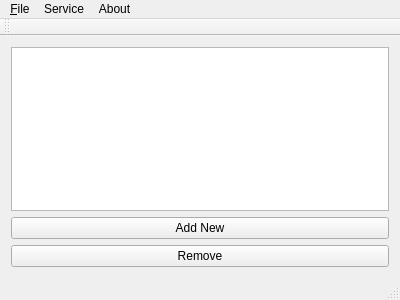
Above: src/mainwindow.ui from yastrov/qtTagManager before the change. Below: the same form after it.
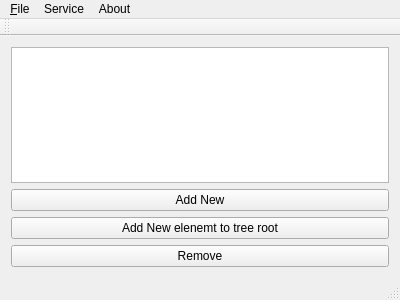
That is the form after the change.

Commit message: Button and context menu have been added for create new root element.

```diff
--- a/src/mainwindow.ui
+++ b/src/mainwindow.ui
@@ -25,6 +25,13 @@
       </property>
      </widget>
     </item>
+    <item>
+     <widget class="QPushButton" name="pushButton_AddNewToRoot">
+      <property name="text">
+       <string>Add New elenemt to tree root</string>
+      </property>
+     </widget>
+    </item>
     <item>
      <widget class="QPushButton" name="pushButton_Remove">
       <property name="text">
```
The commit also changes 2 other files.
